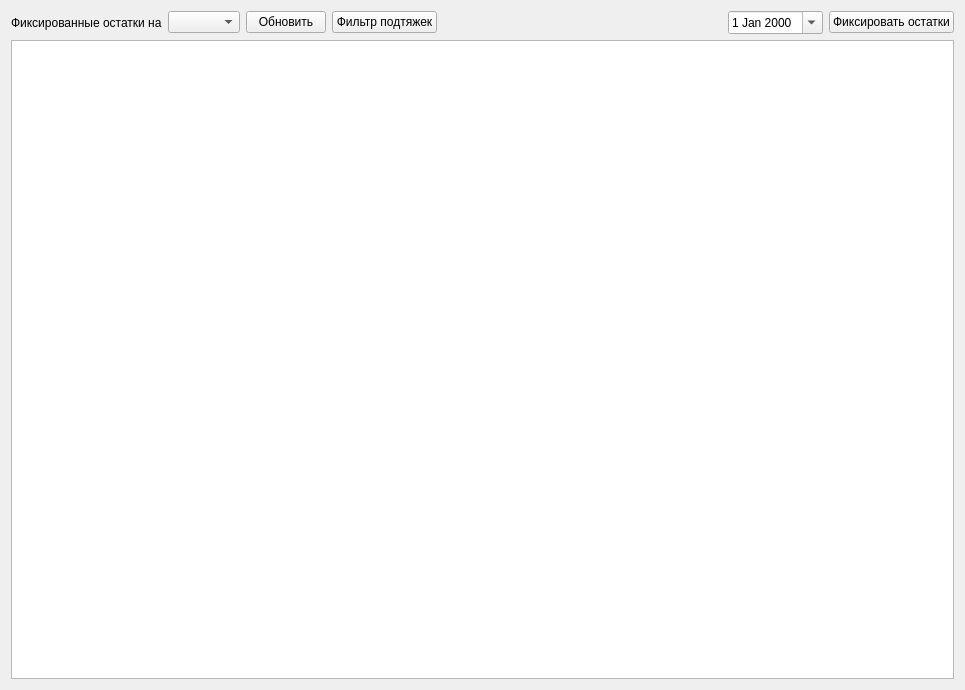
Qt form formfixpodt.ui (Sergeyego/wire_pr) before a commit.
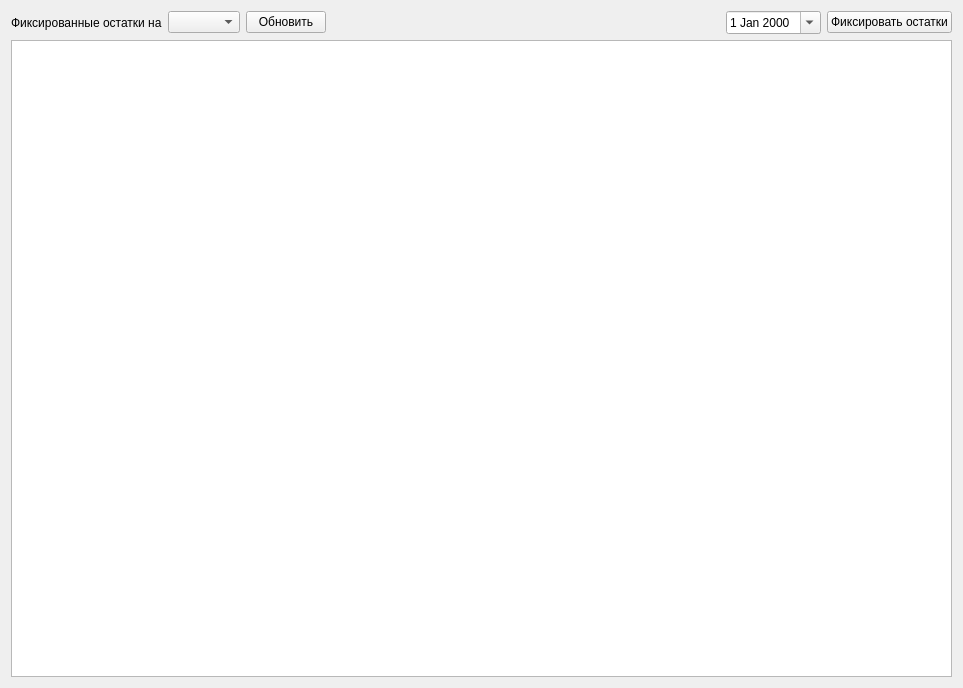
The same form after that commit. Custom widgets are drawn as their Qt base class.

Diff of the .ui file:
```diff
--- a/formfixpodt.ui
+++ b/formfixpodt.ui
@@ -6,8 +6,8 @@
    <rect>
     <x>0</x>
     <y>0</y>
-    <width>965</width>
-    <height>690</height>
+    <width>963</width>
+    <height>688</height>
    </rect>
   </property>
   <property name="windowTitle">
@@ -33,13 +33,6 @@
        </property>
       </widget>
      </item>
-     <item>
-      <widget class="QPushButton" name="pushButtonFlt">
-       <property name="text">
-        <string>Фильтр подтяжек</string>
-       </property>
-      </widget>
-     </item>
      <item>
       <spacer name="horizontalSpacer">
        <property name="orientation">
@@ -54,7 +47,7 @@
       </spacer>
      </item>
      <item>
-      <widget class="DateEdit" name="dateEdit">
+      <widget class="DbDateEdit" name="dateEdit">
        <property name="calendarPopup">
         <bool>true</bool>
        </property>
@@ -75,16 +68,16 @@
   </layout>
  </widget>
  <customwidgets>
-  <customwidget>
-   <class>DateEdit</class>
-   <extends>QDateEdit</extends>
-   <header>db/dbviewer.h</header>
-  </customwidget>
   <customwidget>
    <class>DbViewer</class>
    <extends>QTableView</extends>
    <header>db/dbviewer.h</header>
   </customwidget>
+  <customwidget>
+   <class>DbDateEdit</class>
+   <extends>QDateEdit</extends>
+   <header>db/dbdateedit.h</header>
+  </customwidget>
  </customwidgets>
  <resources/>
  <connections/>
```
